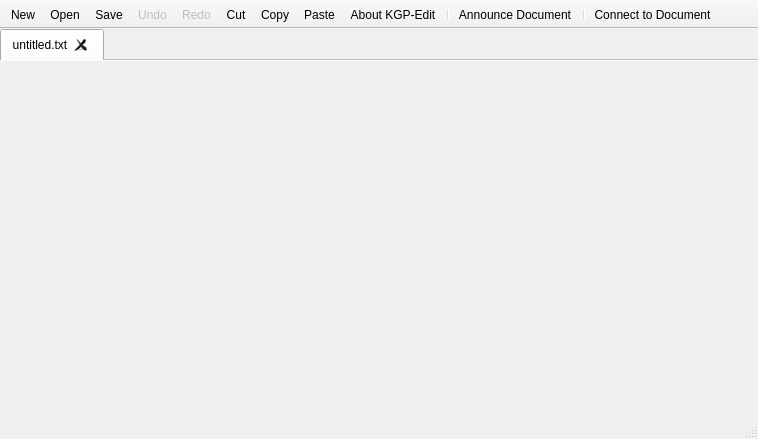
The window that mainwindow.ui (bhaskarbagchi/KgpEdit) describes before a commit, drawn with Qt 5.
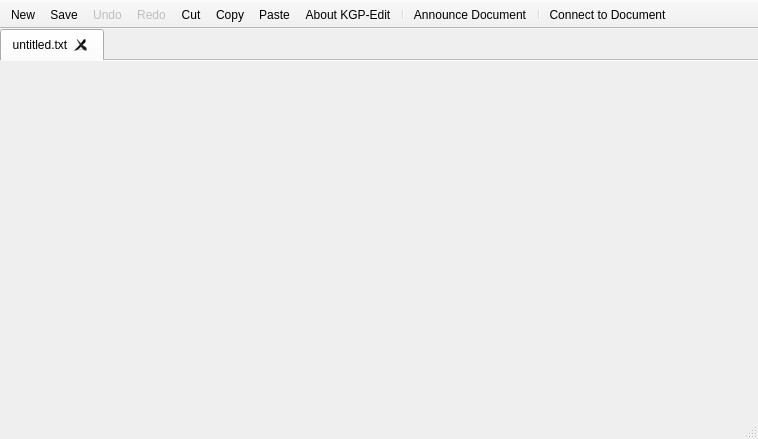
The same window after the commit. Icons and pictures are not drawn.

Commit message: Removed open button

Diff of the .ui file:
```diff
--- a/mainwindow.ui
+++ b/mainwindow.ui
@@ -76,7 +76,6 @@
     <bool>false</bool>
    </attribute>
    <addaction name="actionFile_New"/>
-   <addaction name="actionFile_Open"/>
    <addaction name="actionFile_Save"/>
    <addaction name="actionEdit_Undo"/>
    <addaction name="actionEdit_Redo"/>
```
The commit also changes 4 other files.
